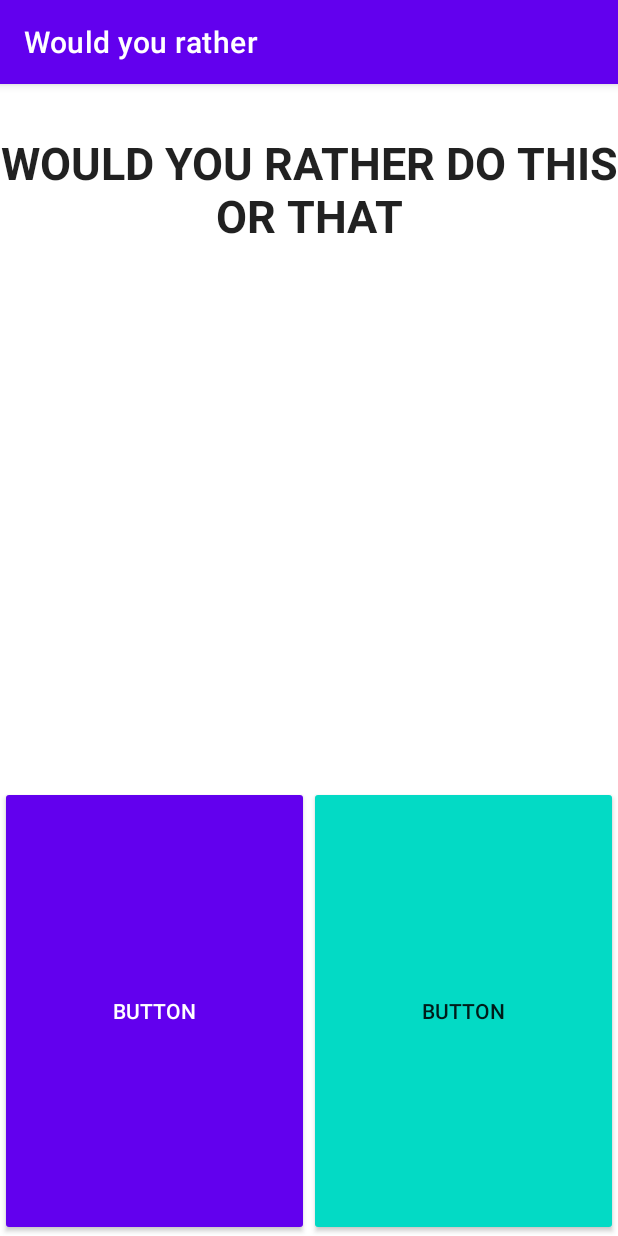
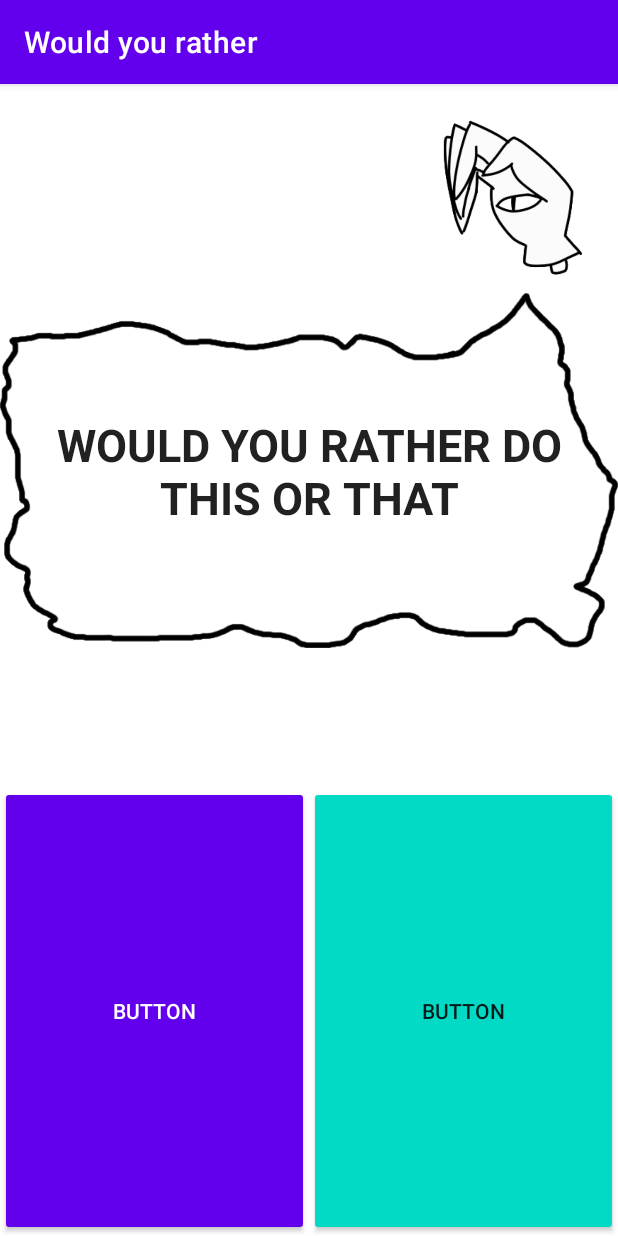
Before and after one commit to Tarroook/Would-you-rather-android-app, an Android app: the WYRActivity screen opened directly, with no data from a screen before it, on a phone screen of 412 x 824 dp. Run offline under Robolectric (Android 15) with nearby library versions, the phone set to English and light mode, and no system bars; 3 statements that could not run were skipped.

Commit message:
Added h a n d

```diff
--- a/app/src/main/res/layout/activity_wyractivity.xml
+++ b/app/src/main/res/layout/activity_wyractivity.xml
@@ -8,19 +8,20 @@
 
     <TextView
         android:id="@+id/title_textview_game"
-        android:layout_width="wrap_content"
-        android:layout_height="wrap_content"
-        android:layout_marginTop="32dp"
+        android:layout_width="345dp"
+        android:layout_height="105dp"
         android:gravity="center"
         android:text="WOULD YOU RATHER DO THIS OR THAT"
         android:textAppearance="@style/TextAppearance.AppCompat.Large"
         android:textSize="30sp"
         android:textStyle="bold"
-        app:layout_constraintEnd_toEndOf="parent"
-        app:layout_constraintStart_toStartOf="parent"
-        app:layout_constraintTop_toTopOf="parent" />
+        app:layout_constraintBottom_toBottomOf="@+id/bubble_imageview"
+        app:layout_constraintEnd_toEndOf="@+id/bubble_imageview"
+        app:layout_constraintStart_toStartOf="@+id/bubble_imageview"
+        app:layout_constraintTop_toTopOf="@+id/bubble_imageview" />
 
     <androidx.appcompat.widget.LinearLayoutCompat
+        android:id="@+id/linearLayoutCompat"
         android:layout_width="match_parent"
         android:layout_height="300dp"
         app:layout_constraintBottom_toBottomOf="parent"
@@ -32,9 +33,9 @@
             android:layout_width="0dp"
             android:layout_height="match_parent"
             android:layout_weight="1"
-            android:textColor="@color/white"
             android:backgroundTint="@color/purple_500"
-            android:text="Button" />
+            android:text="Button"
+            android:textColor="@color/white" />
 
         <androidx.appcompat.widget.AppCompatButton
             android:id="@+id/right_button_game"
@@ -45,5 +46,23 @@
             android:text="Button" />
     </androidx.appcompat.widget.LinearLayoutCompat>
 
+    <ImageView
+        android:id="@+id/hand_imageview"
+        android:layout_width="118dp"
+        android:layout_height="144dp"
+        app:layout_constraintEnd_toEndOf="parent"
+        app:layout_constraintTop_toTopOf="parent"
+        app:srcCompat="@drawable/hand" />
+
+    <ImageView
+        android:id="@+id/bubble_imageview"
+        android:layout_width="wrap_content"
+        android:layout_height="wrap_content"
+        android:layout_marginTop="-100dp"
+        app:layout_constraintEnd_toEndOf="parent"
+        app:layout_constraintStart_toStartOf="parent"
+        app:layout_constraintTop_toBottomOf="@+id/hand_imageview"
+        app:srcCompat="@drawable/speech_bubble" />
+
 
 </androidx.constraintlayout.widget.ConstraintLayout>
```
Also changed, not shown: app/src/main/res/drawable-v24/hand.png (added), app/src/main/res/drawable-v24/speech_bubble.png (added).
